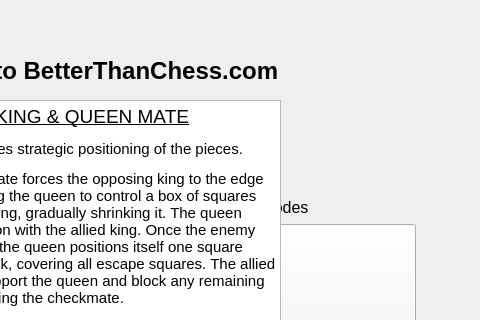
The window that startmenu.ui (University-of-Utah-CS3505/a9-edu-app-f24-birdy117) describes before a commit, drawn with Qt 5; both pictures show x 320 to 800 and y 0 to 320 of the 800 by 600 pixel window.
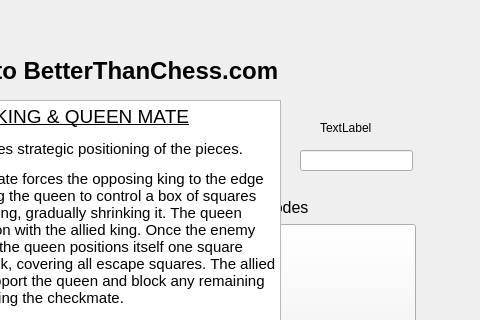
The same window after the commit. Icons and pictures are not drawn.

Commit message: input box and question implemented

What changed in the file:
```diff
--- a/startmenu.ui
+++ b/startmenu.ui
@@ -522,12 +522,35 @@
 hr { height: 1px; border-width: 0; }
 li.unchecked::marker { content: &quot;\2610&quot;; }
 li.checked::marker { content: &quot;\2612&quot;; }
-&lt;/style&gt;&lt;/head&gt;&lt;body style=&quot; font-family:'Segoe UI'; font-size:9pt; font-weight:400; font-style:normal;&quot;&gt;
-&lt;p align=&quot;center&quot; style=&quot; margin-top:12px; margin-bottom:12px; margin-left:0px; margin-right:0px; -qt-block-indent:0; text-indent:0px;&quot;&gt;&lt;span style=&quot; font-size:14pt; text-decoration: underline;&quot;&gt;THE KING &amp;amp; QUEEN MATE&lt;/span&gt;&lt;/p&gt;
-&lt;p style=&quot; margin-top:12px; margin-bottom:12px; margin-left:0px; margin-right:0px; -qt-block-indent:0; text-indent:0px;&quot;&gt;&lt;span style=&quot; font-size:11pt;&quot;&gt;This next one requires strategic positioning of the pieces.&lt;/span&gt;&lt;/p&gt;
-&lt;p style=&quot; margin-top:12px; margin-bottom:12px; margin-left:0px; margin-right:0px; -qt-block-indent:0; text-indent:0px;&quot;&gt;&lt;span style=&quot; font-size:11pt;&quot;&gt;A king and queen mate forces the opposing king to the edge of the board by using the queen to control a box of squares around the enemy king, gradually shrinking it. The queen moves in coordination with the allied king. Once the enemy king is on the edge, the queen positions itself one square away to deliver check, covering all escape squares. The allied king moves in to support the queen and block any remaining flight paths, completing the checkmate.&lt;/span&gt;&lt;/p&gt;
-&lt;p style=&quot; margin-top:12px; margin-bottom:12px; margin-left:0px; margin-right:0px; -qt-block-indent:0; text-indent:0px;&quot;&gt;&lt;span style=&quot; font-size:11pt;&quot;&gt;This checkmate demonstrates the importance of coordination between pieces and is a fundamental skill for beginner players to master.&lt;/span&gt;&lt;/p&gt;
-&lt;p align=&quot;center&quot; style=&quot; margin-top:12px; margin-bottom:12px; margin-left:0px; margin-right:0px; -qt-block-indent:0; text-indent:0px;&quot;&gt;&lt;span style=&quot; font-size:11pt;&quot;&gt;Ready to try it out?&lt;/span&gt;&lt;/p&gt;&lt;/body&gt;&lt;/html&gt;</string>
+&lt;/style&gt;&lt;/head&gt;&lt;body style=&quot; font-family:'.AppleSystemUIFont'; font-size:13pt; font-weight:400; font-style:normal;&quot;&gt;
+&lt;p align=&quot;center&quot; style=&quot; margin-top:12px; margin-bottom:12px; margin-left:0px; margin-right:0px; -qt-block-indent:0; text-indent:0px;&quot;&gt;&lt;span style=&quot; font-family:'Segoe UI'; font-size:14pt; text-decoration: underline;&quot;&gt;THE KING &amp;amp; QUEEN MATE&lt;/span&gt;&lt;/p&gt;
+&lt;p style=&quot; margin-top:12px; margin-bottom:12px; margin-left:0px; margin-right:0px; -qt-block-indent:0; text-indent:0px;&quot;&gt;&lt;span style=&quot; font-family:'Segoe UI'; font-size:11pt;&quot;&gt;This next one requires strategic positioning of the pieces.&lt;/span&gt;&lt;/p&gt;
+&lt;p style=&quot; margin-top:12px; margin-bottom:12px; margin-left:0px; margin-right:0px; -qt-block-indent:0; text-indent:0px;&quot;&gt;&lt;span style=&quot; font-family:'Segoe UI'; font-size:11pt;&quot;&gt;A king and queen mate forces the opposing king to the edge of the board by using the queen to control a box of squares around the enemy king, gradually shrinking it. The queen moves in coordination with the allied king. Once the enemy king is on the edge, the queen positions itself one square away to deliver check, covering all escape squares. The allied king moves in to support the queen and block any remaining flight paths, completing the checkmate.&lt;/span&gt;&lt;/p&gt;
+&lt;p style=&quot; margin-top:12px; margin-bottom:12px; margin-left:0px; margin-right:0px; -qt-block-indent:0; text-indent:0px;&quot;&gt;&lt;span style=&quot; font-family:'Segoe UI'; font-size:11pt;&quot;&gt;This checkmate demonstrates the importance of coordination between pieces and is a fundamental skill for beginner players to master.&lt;/span&gt;&lt;/p&gt;
+&lt;p align=&quot;center&quot; style=&quot; margin-top:12px; margin-bottom:12px; margin-left:0px; margin-right:0px; -qt-block-indent:0; text-indent:0px;&quot;&gt;&lt;span style=&quot; font-family:'Segoe UI'; font-size:11pt;&quot;&gt;Ready to try it out?&lt;/span&gt;&lt;/p&gt;&lt;/body&gt;&lt;/html&gt;</string>
+    </property>
+   </widget>
+   <widget class="QLabel" name="inputBoxQuestion">
+    <property name="geometry">
+     <rect>
+      <x>640</x>
+      <y>120</y>
+      <width>58</width>
+      <height>16</height>
+     </rect>
+    </property>
+    <property name="text">
+     <string>TextLabel</string>
+    </property>
+   </widget>
+   <widget class="QLineEdit" name="inputBox">
+    <property name="geometry">
+     <rect>
+      <x>620</x>
+      <y>150</y>
+      <width>113</width>
+      <height>21</height>
+     </rect>
     </property>
    </widget>
    <zorder>Title</zorder>
```
Left out of the diff: 26 changed lines with no effect on the pictures. The commit also changes 1 other file.
